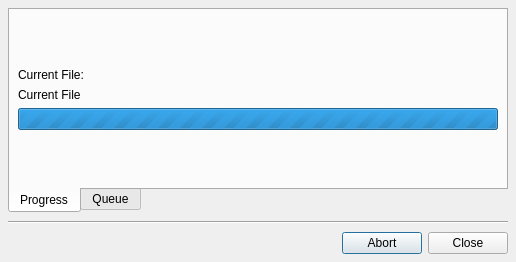
Before: the Qt Designer form ui/deleteprogressdialog.ui in maxavadallat/maxcommander, drawn with Qt 5.
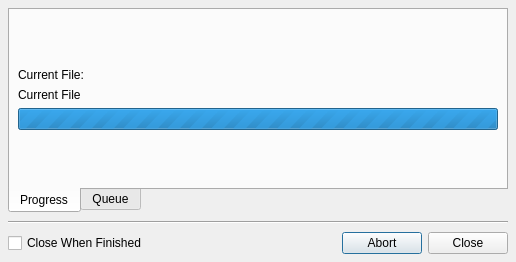
After: the same form once the commit is applied.

Patch:
```diff
--- a/ui/deleteprogressdialog.ui
+++ b/ui/deleteprogressdialog.ui
@@ -19,7 +19,7 @@
   <property name="windowTitle">
    <string>Deleting File(s)</string>
   </property>
-  <layout class="QGridLayout" name="gridLayout_3">
+  <layout class="QGridLayout" name="gridLayout">
    <property name="leftMargin">
     <number>8</number>
    </property>
@@ -35,7 +35,7 @@
    <property name="verticalSpacing">
     <number>8</number>
    </property>
-   <item row="0" column="0">
+   <item row="0" column="0" colspan="2">
     <widget class="QTabWidget" name="tabWidget">
      <property name="minimumSize">
       <size>
@@ -160,7 +160,7 @@
      </widget>
     </widget>
    </item>
-   <item row="1" column="0">
+   <item row="1" column="0" colspan="2">
     <widget class="QFrame" name="frame">
      <property name="frameShape">
       <enum>QFrame::HLine</enum>
@@ -171,6 +171,13 @@
     </widget>
    </item>
    <item row="2" column="0">
+    <widget class="QCheckBox" name="closeWhenFinishedCheckBox">
+     <property name="text">
+      <string>Close When Finished</string>
+     </property>
+    </widget>
+   </item>
+   <item row="2" column="1">
     <widget class="QDialogButtonBox" name="buttonBox">
      <property name="orientation">
       <enum>Qt::Horizontal</enum>
```
